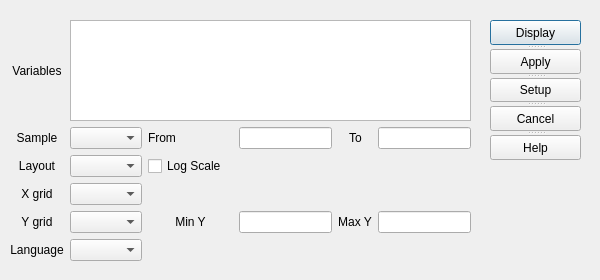
Above: gui/menu/print_graph/graph_variables.ui from plan-be/iode before the change. Below: the same form after it.
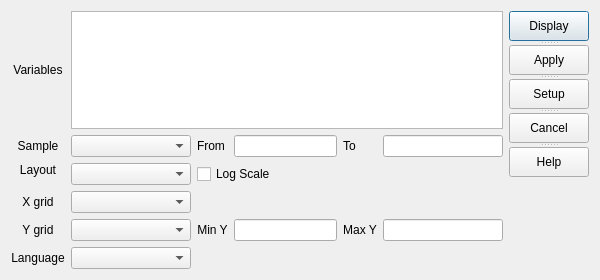
That is the form after the change. Icons and pictures are not drawn. Custom widgets are drawn as their Qt base class.

Commit message: GUI: (QIodeMenuGraphVariables) display not yet implemented warning box (apply() and setup())

Patch:
```diff
--- a/gui/menu/print_graph/graph_variables.ui
+++ b/gui/menu/print_graph/graph_variables.ui
@@ -15,7 +15,7 @@
   </property>
   <property name="minimumSize">
    <size>
-    <width>600</width>
+    <width>120</width>
     <height>280</height>
    </size>
   </property>
@@ -32,15 +32,22 @@
    <iconset>
     <normaloff>icons/Iodenew.ico</normaloff>icons/Iodenew.ico</iconset>
   </property>
+  <layout class="QGridLayout" name="gridLayout">
+   <item row="0" column="0">
+    <widget class="QLabel" name="label_variables">
+     <property name="text">
+      <string>Variables</string>
+     </property>
+     <property name="alignment">
+      <set>Qt::AlignCenter</set>
+     </property>
+    </widget>
+   </item>
+   <item row="0" column="1" colspan="6">
+    <widget class="QIodeCompleteTextEdit" name="textEdit_variables"/>
+   </item>
+   <item row="0" column="7" rowspan="3">
   <widget class="QSplitter" name="splitter">
-   <property name="geometry">
-    <rect>
-     <x>490</x>
-     <y>20</y>
-     <width>91</width>
-     <height>140</height>
-    </rect>
-   </property>
    <property name="orientation">
     <enum>Qt::Vertical</enum>
    </property>
@@ -85,28 +92,6 @@
     </property>
    </widget>
   </widget>
-  <widget class="QWidget" name="layoutWidget">
-   <property name="geometry">
-    <rect>
-     <x>10</x>
-     <y>20</y>
-     <width>461</width>
-     <height>241</height>
-    </rect>
-   </property>
-   <layout class="QGridLayout" name="gridLayout">
-    <item row="0" column="0">
-     <widget class="QLabel" name="label_variables">
-      <property name="text">
-       <string>Variables</string>
-      </property>
-      <property name="alignment">
-       <set>Qt::AlignCenter</set>
-      </property>
-     </widget>
-    </item>
-    <item row="0" column="1" colspan="8">
-     <widget class="QTextEdit" name="textEdit_variables"/>
     </item>
     <item row="1" column="0">
      <widget class="QLabel" name="label_x_axis_type">
@@ -119,7 +104,14 @@
      </widget>
     </item>
     <item row="1" column="1">
-     <widget class="QComboBox" name="comboBox_x_axis_type"/>
+    <widget class="QComboBox" name="comboBox_x_axis_type">
+     <property name="minimumSize">
+      <size>
+       <width>120</width>
+       <height>0</height>
+      </size>
+     </property>
+    </widget>
     </item>
     <item row="1" column="2">
      <widget class="QLabel" name="label_sample_from">
@@ -128,13 +120,43 @@
       </property>
      </widget>
     </item>
-    <item row="1" column="6">
+   <item row="1" column="3" colspan="2">
+    <widget class="QIodeSampleEdit" name="sampleEdit_sample_from">
+     <property name="toolTip">
+      <string>- yyyy is the year
+ -P is the periodicity (Y=yearly, Q=quaterly, M=monthly, W=weekly)
+ -ppp is the period of the year</string>
+     </property>
+     <property name="inputMask">
+      <string/>
+     </property>
+     <property name="placeholderText">
+      <string/>
+     </property>
+    </widget>
+   </item>
+   <item row="1" column="5">
      <widget class="QLabel" name="label_sample_to">
       <property name="text">
        <string>To</string>
       </property>
      </widget>
     </item>
+   <item row="1" column="6">
+    <widget class="QIodeSampleEdit" name="sampleEdit_sample_to">
+     <property name="toolTip">
+      <string>- yyyy is the year
+ -P is the periodicity (Y=yearly, Q=quaterly, M=monthly, W=weekly)
+ -ppp is the period of the year</string>
+     </property>
+     <property name="inputMask">
+      <string/>
+     </property>
+     <property name="placeholderText">
+      <string/>
+     </property>
+    </widget>
+   </item>
     <item row="2" column="0">
      <widget class="QLabel" name="label_chart_type">
       <property name="text">
@@ -145,10 +167,50 @@
       </property>
      </widget>
     </item>
-    <item row="2" column="1">
-     <widget class="QComboBox" name="comboBox_chart_type"/>
-    </item>
-    <item row="3" column="0">
+   <item row="2" column="1" rowspan="2">
+    <widget class="QComboBox" name="comboBox_chart_type">
+     <property name="minimumSize">
+      <size>
+       <width>120</width>
+       <height>0</height>
+      </size>
+     </property>
+    </widget>
+   </item>
+   <item row="2" column="2" rowspan="2" colspan="2">
+    <widget class="QCheckBox" name="checkBox_log_scale">
+     <property name="text">
+      <string>Log Scale</string>
+     </property>
+    </widget>
+   </item>
+   <item row="2" column="4" rowspan="2" colspan="3">
+    <spacer name="horizontalSpacer">
+     <property name="orientation">
+      <enum>Qt::Horizontal</enum>
+     </property>
+     <property name="sizeHint" stdset="0">
+      <size>
+       <width>218</width>
+       <height>20</height>
+      </size>
+     </property>
+    </spacer>
+   </item>
+   <item row="3" column="7" rowspan="4">
+    <spacer name="verticalSpacer">
+     <property name="orientation">
+      <enum>Qt::Vertical</enum>
+     </property>
+     <property name="sizeHint" stdset="0">
+      <size>
+       <width>20</width>
+       <height>84</height>
+      </size>
+     </property>
+    </spacer>
+   </item>
+   <item row="4" column="0">
      <widget class="QLabel" name="label_X_ticks">
       <property name="text">
        <string>X grid</string>
@@ -158,10 +220,30 @@
       </property>
      </widget>
     </item>
-    <item row="3" column="1">
-     <widget class="QComboBox" name="comboBox_X_ticks"/>
-    </item>
-    <item row="4" column="0">
+   <item row="4" column="1">
+    <widget class="QComboBox" name="comboBox_X_ticks">
+     <property name="minimumSize">
+      <size>
+       <width>120</width>
+       <height>0</height>
+      </size>
+     </property>
+    </widget>
+   </item>
+   <item row="4" column="2" colspan="5">
+    <spacer name="horizontalSpacer_2">
+     <property name="orientation">
+      <enum>Qt::Horizontal</enum>
+     </property>
+     <property name="sizeHint" stdset="0">
+      <size>
+       <width>314</width>
+       <height>20</height>
+      </size>
+     </property>
+    </spacer>
+   </item>
+   <item row="5" column="0">
      <widget class="QLabel" name="label_Y_ticks">
       <property name="text">
        <string>Y grid</string>
@@ -171,10 +253,17 @@
       </property>
      </widget>
     </item>
-    <item row="4" column="1">
-     <widget class="QComboBox" name="comboBox_Y_ticks"/>
-    </item>
-    <item row="4" column="2" colspan="2">
+   <item row="5" column="1">
+    <widget class="QComboBox" name="comboBox_Y_ticks">
+     <property name="minimumSize">
+      <size>
+       <width>120</width>
+       <height>0</height>
+      </size>
+     </property>
+    </widget>
+   </item>
+   <item row="5" column="2">
      <widget class="QLabel" name="label_min_Y">
       <property name="text">
        <string>Min Y</string>
@@ -184,10 +273,10 @@
       </property>
      </widget>
     </item>
-    <item row="4" column="4">
+   <item row="5" column="3" colspan="2">
      <widget class="QLineEdit" name="lineEdit_min_Y"/>
     </item>
-    <item row="4" column="5" colspan="3">
+   <item row="5" column="5">
      <widget class="QLabel" name="label_max_Y">
       <property name="text">
        <string>Max Y</string>
@@ -197,10 +286,10 @@
       </property>
      </widget>
     </item>
-    <item row="4" column="8">
+   <item row="5" column="6">
      <widget class="QLineEdit" name="lineEdit_max_Y"/>
     </item>
-    <item row="5" column="0">
+   <item row="6" column="0">
      <widget class="QLabel" name="label_language">
       <property name="text">
        <string>Language</string>
@@ -210,55 +299,42 @@
       </property>
      </widget>
     </item>
-    <item row="5" column="1">
-     <widget class="QComboBox" name="comboBox_language"/>
-    </item>
-    <item row="1" column="4">
-     <widget class="QIodeSampleEdit" name="sampleEdit_sample_from">
-      <property name="toolTip">
-       <string>- yyyy is the year
- -P is the periodicity (Y=yearly, Q=quaterly, M=monthly, W=weekly)
- -ppp is the period of the year</string>
-      </property>
-      <property name="inputMask">
-       <string/>
-      </property>
-      <property name="placeholderText">
-       <string/>
-      </property>
-     </widget>
-    </item>
-    <item row="1" column="8">
-     <widget class="QIodeSampleEdit" name="sampleEdit_sample_to">
-      <property name="toolTip">
-       <string>- yyyy is the year
- -P is the periodicity (Y=yearly, Q=quaterly, M=monthly, W=weekly)
- -ppp is the period of the year</string>
-      </property>
-      <property name="inputMask">
-       <string/>
-      </property>
-      <property name="placeholderText">
-       <string/>
-      </property>
-     </widget>
-    </item>
-    <item row="2" column="2">
-     <widget class="QCheckBox" name="checkBox_log_scale">
-      <property name="text">
-       <string>Log Scale</string>
-      </property>
-     </widget>
+   <item row="6" column="1">
+    <widget class="QComboBox" name="comboBox_language">
+     <property name="minimumSize">
+      <size>
+       <width>120</width>
+       <height>0</height>
+      </size>
+     </property>
+    </widget>
+   </item>
+   <item row="6" column="2" colspan="5">
+    <spacer name="horizontalSpacer_3">
+     <property name="orientation">
+      <enum>Qt::Horizontal</enum>
+     </property>
+     <property name="sizeHint" stdset="0">
+      <size>
+       <width>314</width>
+       <height>20</height>
+      </size>
+     </property>
+    </spacer>
     </item>
    </layout>
   </widget>
- </widget>
  <customwidgets>
   <customwidget>
    <class>QIodeSampleEdit</class>
    <extends>QLineEdit</extends>
    <header>custom_widgets/qsampleedit.h</header>
   </customwidget>
+  <customwidget>
+   <class>QIodeCompleteTextEdit</class>
+   <extends>QPlainTextEdit</extends>
+   <header>custom_widgets/complete_text_edit.h</header>
+  </customwidget>
  </customwidgets>
  <resources/>
  <connections>
```
Lines whose indentation alone changed are shown as unchanged. The commit also changes 2 other files.
